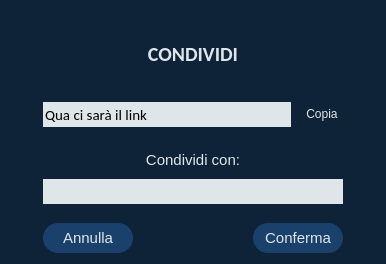
Above: Client/condividi.ui from MarcoFlo/Google-Drive before the change. Below: the same form after it.
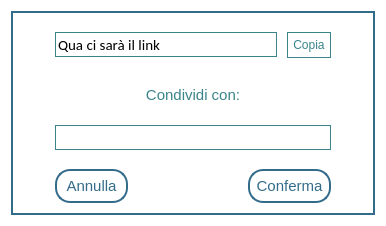
That is the form after the change.

Commit message: ui su altre finestre

```diff
--- a/Client/condividi.ui
+++ b/Client/condividi.ui
@@ -7,42 +7,27 @@
     <x>0</x>
     <y>0</y>
     <width>386</width>
-    <height>264</height>
+    <height>226</height>
    </rect>
   </property>
   <property name="windowTitle">
    <string>Dialog</string>
   </property>
   <property name="styleSheet">
-   <string notr="true">background-color:rgb(14,34,56)</string>
+   <string notr="true">background-color:white
+</string>
   </property>
   <layout class="QVBoxLayout" name="verticalLayout">
    <item>
-    <widget class="QLabel" name="label">
-     <property name="font">
-      <font>
-       <family>Calibri</family>
-       <pointsize>-1</pointsize>
-       <weight>75</weight>
-       <bold>true</bold>
-      </font>
-     </property>
+    <widget class="QGroupBox" name="groupBox">
      <property name="styleSheet">
-      <string notr="true">color: #dfe6e9;
-font-size: 20px;
-border: none;
-padding: 5px;
-font-family: 'Calibri';
-background-color:none</string>
+      <string notr="true">border: 2px solid #336b8a;
+background-color: white</string>
      </property>
-     <property name="text">
-      <string>CONDIVIDI</string>
+     <property name="title">
+      <string/>
      </property>
-     <property name="alignment">
-      <set>Qt::AlignCenter</set>
-     </property>
-    </widget>
-   </item>
+     <layout class="QVBoxLayout" name="verticalLayout_3">
    <item>
     <layout class="QHBoxLayout" name="horizontalLayout" stretch="0,0">
      <property name="spacing">
@@ -51,6 +36,9 @@
      <property name="leftMargin">
       <number>32</number>
      </property>
+        <property name="topMargin">
+         <number>6</number>
+        </property>
      <property name="rightMargin">
       <number>32</number>
      </property>
@@ -84,8 +72,19 @@
         <bool>false</bool>
        </property>
        <property name="styleSheet">
-        <string notr="true">background-color:#dfe6e9;
-border: 1px #dfe6e9;
+           <string notr="true">QLineEdit
+{
+	border:1px solid #3a848a;
+	background-color:none;
+}
+QLineEdit:hover
+{
+	border:2px solid #3a848a;
+}
+QLineEdit:focus
+{
+	border:2px solid #3a848a;
+}
 </string>
        </property>
        <property name="inputMask">
@@ -108,12 +107,19 @@
      <item>
       <widget class="QPushButton" name="copia">
        <property name="styleSheet">
-        <string notr="true">color: #dfe6e9;
-font-size: 12px;
-border: none;
-padding: 5px;
-font-family: 'Calibri';
-background-color:none</string>
+           <string notr="true">QPushButton
+{
+	color: #3a848a;
+	font-size: 12px;
+	border: 1px solid #3a848a;
+	padding: 5px;
+	font-family: 'Calibri';
+	background-color:none;
+}
+QPushButton:hover
+{
+	border:2px solid #3a848a;
+}</string>
        </property>
        <property name="text">
         <string>Copia</string>
@@ -131,7 +137,7 @@
       <number>32</number>
      </property>
      <property name="topMargin">
-      <number>7</number>
+         <number>0</number>
      </property>
      <property name="rightMargin">
       <number>32</number>
@@ -142,7 +148,7 @@
      <item>
       <widget class="QLabel" name="label_4">
        <property name="styleSheet">
-        <string notr="true">color: #dfe6e9;
+           <string notr="true">color: #3a848a;
 font-size: 15px;
 border: none;
 padding: 5px;
@@ -166,8 +172,19 @@
         </size>
        </property>
        <property name="styleSheet">
-        <string notr="true">background-color:#dfe6e9;
-border: 1px #dfe6e9;
+           <string notr="true">QLineEdit
+{
+	border:1px solid #3a848a;
+	background-color:none;
+}
+QLineEdit:hover
+{
+	border:2px solid #3a848a;
+}
+QLineEdit:focus
+{
+	border:2px solid #3a848a;
+}
 </string>
        </property>
       </widget>
@@ -188,13 +205,22 @@
      <item>
       <widget class="QPushButton" name="annulla">
        <property name="styleSheet">
-        <string notr="true">border-radius: 15px;
-background-color: rgb(26,65,108);
-padding: 6px;
-color: #dfe6e9;
-border: none;
-font-size: 15px;
-font-family: 'Calibri'</string>
+           <string notr="true">QPushButton
+{
+	background-color:none;
+	border:2px solid #336b8a;
+	padding: 6px;
+	color: #336b8a;
+	font-size: 15px;
+	font-family: 'Calibri';
+	border-radius: 15px;
+}
+QPushButton:hover
+{
+	background-color: #336b8a;
+	color:white;
+}
+</string>
        </property>
        <property name="text">
         <string>Annulla</string>
@@ -204,13 +230,22 @@
      <item>
       <widget class="QPushButton" name="conferma">
        <property name="styleSheet">
-        <string notr="true">border-radius: 15px;
-background-color: rgb(26,65,108);
-padding: 6px;
-color: #dfe6e9;
-border: none;
-font-size: 15px;
-font-family: 'Calibri'</string>
+           <string notr="true">QPushButton
+{
+	background-color:none;
+	border:2px solid #336b8a;
+	padding: 6px;
+	color: #336b8a;
+	font-size: 15px;
+	font-family: 'Calibri';
+	border-radius: 15px;
+}
+QPushButton:hover
+{
+	background-color: #336b8a;
+	color:white;
+}
+</string>
        </property>
        <property name="text">
         <string>Conferma</string>
@@ -218,6 +253,9 @@
       </widget>
      </item>
     </layout>
+      </item>
+     </layout>
+    </widget>
    </item>
   </layout>
  </widget>
```
Lines whose indentation alone changed are shown as unchanged. The commit also changes 7 other files.
